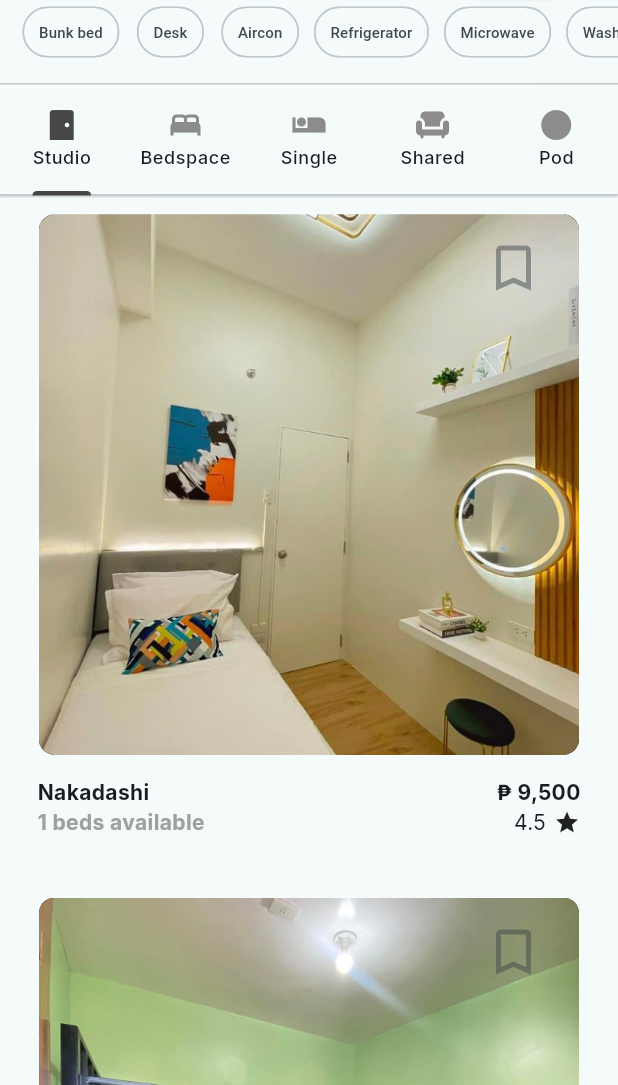
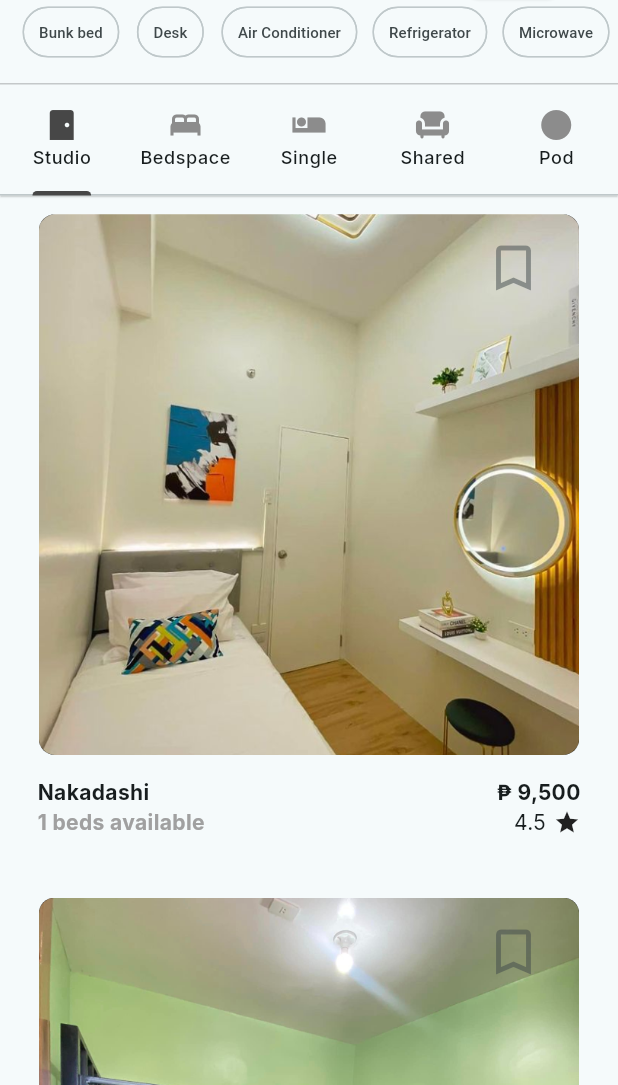
Before and after one commit to ringojuice03/dormhub, a Flutter app: the screen it shows after launch, after a tap on the "filter alt" icon, on a phone screen of 412 x 824 dp, the part 151-1236 px from its top. Run offline on Flutter 3.47's test engine with Material 3 defaults, Android fonts, the phone set to English and light mode, and no system bars; our stand-ins replace auto_size_text, flutter_svg, google_fonts, image_picker.

Commit message:
FIX: aircon spelling

```diff
--- a/dorm_list/lib/main.dart
+++ b/dorm_list/lib/main.dart
@@ -78,7 +78,7 @@ class MyAppState extends ChangeNotifier {
   var filterChips = <String>[
     "Bunk bed",
     "Desk",
-    "Aircon",
+    "Air Conditioner",
     "Refrigerator",
     "Microwave",
     "Washing Machine",
```
